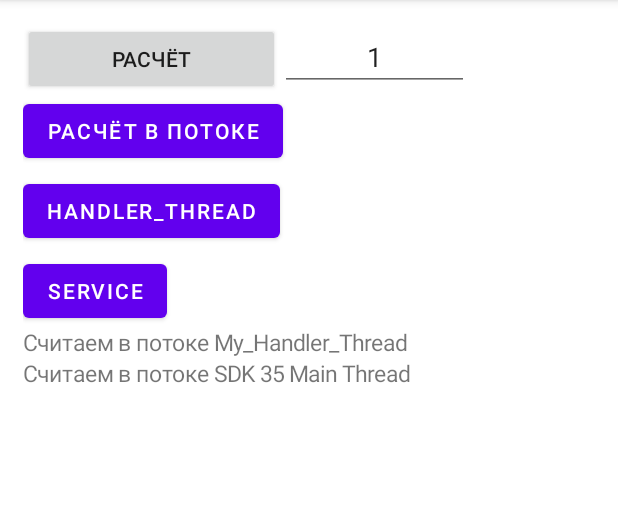
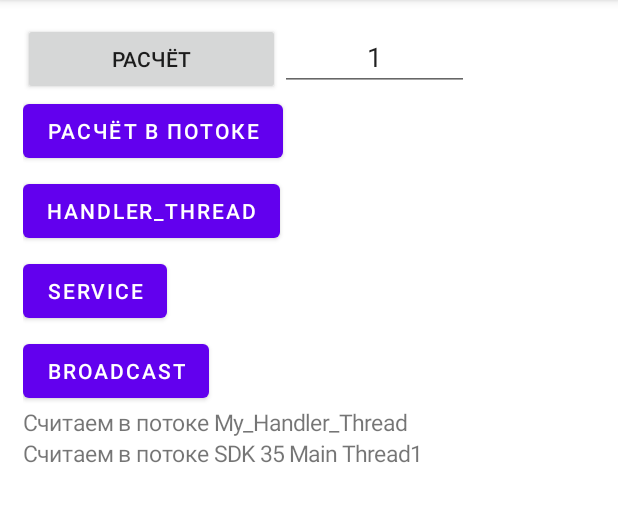
Before and after one commit to Iliassemeonidis/Kotlin_Start, an Android app: the fragment ThreadFragment placed in its activity, after a tap on "HANDLER_THREAD", on a phone screen of 412 x 824 dp, the part 84-606 px from its top. Run offline under Robolectric (Android 15) with nearby library versions, the phone set to English and light mode, and no system bars; network calls fail.

Commit message:
broadcast receiver

```diff
--- a/app/src/main/java/com/example/kotlinstart/view/experiments/ThreadFragment.kt
+++ b/app/src/main/java/com/example/kotlinstart/view/experiments/ThreadFragment.kt
@@ -1,6 +1,7 @@
 package com.example.kotlinstart.view.experiments
 
 import android.content.Intent
+import android.content.IntentFilter
 import android.os.Bundle
 import android.os.Handler
 import android.os.HandlerThread
@@ -20,6 +21,7 @@ class ThreadFragment : Fragment() {
     private var _binding: FragmentThreadBinding? = null
     private val binding get() = _binding!!
     private var counterThread = 0
+    private val receiver = MainBroadcastReceiver()
 
     override fun onCreateView(
         inflater: LayoutInflater, container: ViewGroup?,
@@ -30,8 +32,22 @@ class ThreadFragment : Fragment() {
 
     }
 
+    override fun onStop() {
+        super.onStop()
+        requireActivity().unregisterReceiver(receiver)
+    }
+
+    override fun onStart() {
+        super.onStart()
+        requireActivity().registerReceiver(
+            receiver,
+            IntentFilter("sdfgsedfgsdf")
+        )
+    }
+
     override fun onViewCreated(view: View, savedInstanceState: Bundle?) {
         super.onViewCreated(view, savedInstanceState)
+
         binding.button.setOnClickListener {
             binding.textView.text = startCalculations(binding.editText.text.toString().toInt())
             binding.mainContainer.addView(AppCompatTextView(it.context).apply {
@@ -56,34 +72,39 @@ class ThreadFragment : Fragment() {
 
         val handlerThread = HandlerThread(getString(R.string.my_handler_thread))
         handlerThread.start()
-
         val handler = Handler(handlerThread.looper)
-        binding.calcThreadHandler.setOnClickListener{
+        binding.calcThreadHandler.setOnClickListener {
             binding.mainContainer.addView(AppCompatTextView(it.context).apply {
                 text = String.format(
                     getString(R.string.calculate_in_thread),
-                    handlerThread.name )
+                    handlerThread.name
+                )
                 textSize = resources.getDimension(R.dimen.main_container_text_size)
             })
 
-            handler.post{
-                startCalculations(binding.editText.text.toString().toInt())
-                mainContainer.post{
-                   binding.mainContainer.addView(AppCompatTextView(it.context).apply {
-                       text = String.format(getString(R.string.calculate_in_thread), Thread.currentThread().name)
-                       textSize = resources.getDimension(R.dimen.main_container_text_size)
-                    })
+            Thread {
+                val result = startCalculations(binding.editText.text.toString().toInt())
+                handler.post {
+                    mainContainer.post {
+                        binding.mainContainer.addView(AppCompatTextView(it.context).apply {
+                            text = String.format(
+                                getString(R.string.calculate_in_thread),
+                                Thread.currentThread().name + result
+                            )
+                            textSize = resources.getDimension(R.dimen.main_container_text_size)
+                        })
+                    }
                 }
-            }
+            }.start()
+
         }
         initServiceButton()
-
     }
 
     private fun initServiceButton() {
-        binding.serviceButton.setOnClickListener{
+        binding.serviceButton.setOnClickListener {
             context?.let {
-                it.startService(Intent(it,MainService::class.java).apply {
+                it.startService(Intent(it, MainService::class.java).apply {
                     putExtra(
                         MAIN_SERVICE_STRING_EXTRA, getString(R.string.hello_from_thread_fragment)
                     )
@@ -91,7 +112,6 @@ class ThreadFragment : Fragment() {
             }
         }
     }
-
 
 
     private fun startCalculations(seconds: Int): String {
--- a/app/src/main/res/layout/fragment_thread.xml
+++ b/app/src/main/res/layout/fragment_thread.xml
@@ -71,5 +71,13 @@
             android:layout_marginTop="5dp"
             android:text="@string/service"
             />
+
+        <Button
+            android:id="@+id/broadcastButton"
+            android:layout_width="wrap_content"
+            android:layout_height="wrap_content"
+            android:layout_marginTop="5dp"
+            android:text="Broadcast"
+            />
     </LinearLayout>
 </ScrollView>
```
Also changed, not shown: app/src/main/AndroidManifest.xml (+7 -0 lines), app/src/main/java/com/example/kotlinstart/view/experiments/MainBroadcastReceiver.kt (added, +19 -0 lines), app/src/main/java/com/example/kotlinstart/view/experiments/MainService.kt (+37 -2 lines).
